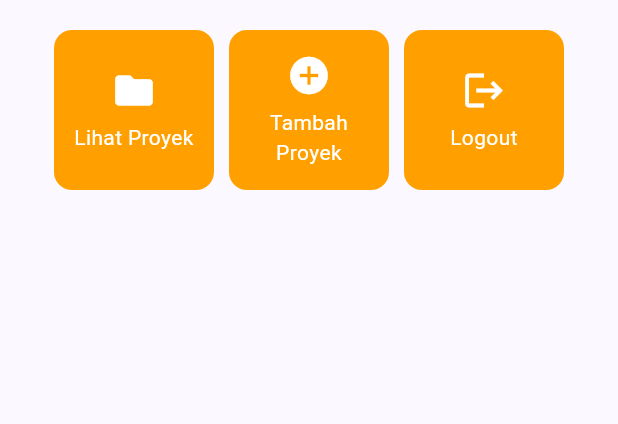
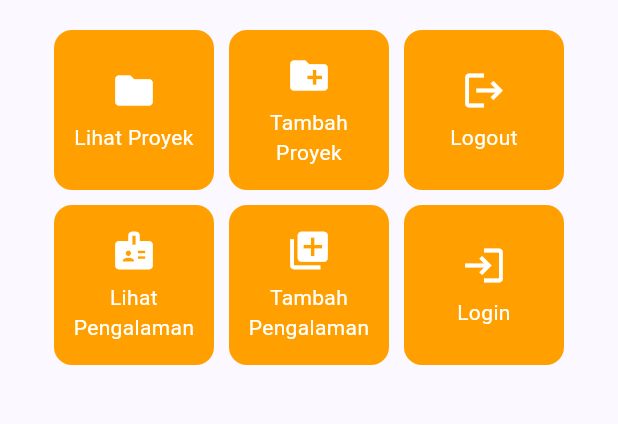
Before and after one commit to finnaaprilia/myportofolio_mobile, a Flutter app: the screen it shows after launch, on a phone screen of 412 x 824 dp, the part 327-751 px from its top. Run offline on Flutter 3.47's test engine with Material 3 defaults, Android fonts, the phone set to English and light mode, and no system bars.

Commit message:
feat: add 3 action buttons to Portfolio Action Menu

```diff
--- a/lib/menu.dart
+++ b/lib/menu.dart
@@ -18,8 +18,11 @@ class MyHomePage extends StatelessWidget {
 
   final List<ItemHomepage> items = [
     ItemHomepage("Lihat Proyek", Icons.folder),
-    ItemHomepage("Tambah Proyek", Icons.add_circle),
+    ItemHomepage("Tambah Proyek", Icons.create_new_folder),
     ItemHomepage("Logout", Icons.logout),
+    ItemHomepage("Lihat Pengalaman", Icons.badge),
+    ItemHomepage("Tambah Pengalaman", Icons.library_add),
+    ItemHomepage("Login", Icons.login)
   ];
 
     @override
```
